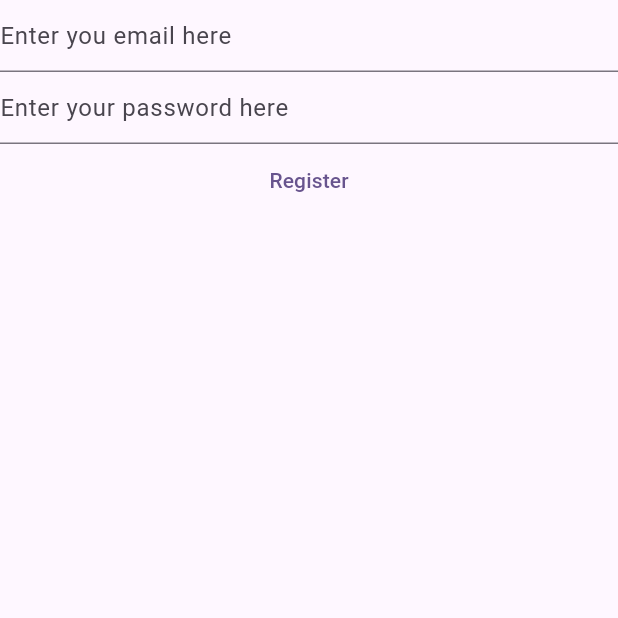
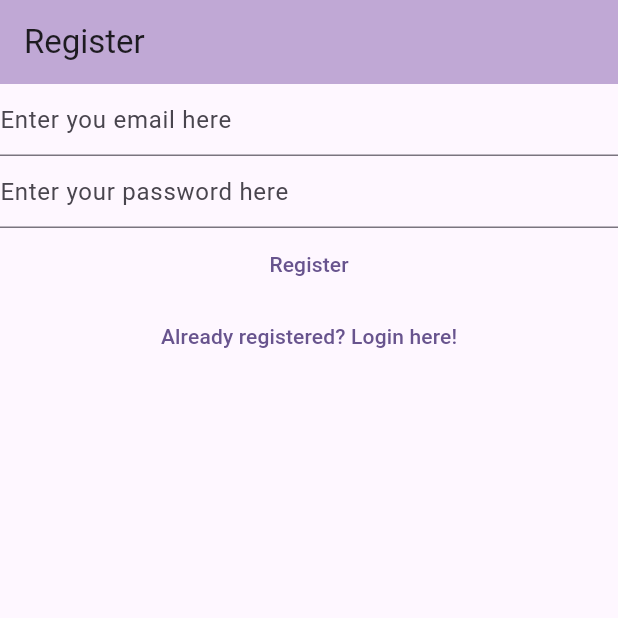
Before and after one commit to armaanmajeed/my-notes-app, a Flutter app: the RegisterView screen opened directly, on a phone screen of 412 x 824 dp, the top half of it. Run offline on Flutter 3.47's test engine with Material 3 defaults, Android fonts, the phone set to English and light mode, and no system bars; our stand-ins replace firebase_auth, firebase_core; accounts and stored records are empty.

Commit message:
Added verify_email view + routing for login and register pages

```diff
--- a/lib/views/login_view.dart
+++ b/lib/views/login_view.dart
@@ -28,7 +28,12 @@ class _LoginViewState extends State<LoginView> {
 
   @override
   Widget build(BuildContext context) {
-    return Column(
+    return Scaffold(
+      appBar: AppBar(
+        title: const Text('Login'),
+        backgroundColor: const Color.fromRGBO(100, 50, 150, 0.4),
+      ),
+      body: Column(
         children: [
           TextField(
             controller: _email,
@@ -51,9 +56,12 @@ class _LoginViewState extends State<LoginView> {
               final password = _password.text;
               try {
                 final userCredential = await FirebaseAuth.instance
-                  .signInWithEmailAndPassword(email: email, password: password);
+                    .signInWithEmailAndPassword(
+                        email: email, password: password);
                 print(userCredential);
                 print('User Logged in successfully');
+                // Navigator.of(context)
+                //     .pushNamedAndRemoveUntil('/home/', (route) => false);
               } on FirebaseAuthException catch (e) {
                 if (e.code == 'invalid-credential') {
                   print("Invalid Credentials");
@@ -62,7 +70,14 @@ class _LoginViewState extends State<LoginView> {
             },
             child: const Text('Login'),
           ),
+          TextButton(
+              onPressed: () {
+                Navigator.of(context)
+                    .pushNamedAndRemoveUntil('/register/', (route) => false);
+              },
+              child: const Text('Not registered yet? Register here!'))
         ],
+      ),
     );
   }
 }
--- a/lib/views/register_view.dart
+++ b/lib/views/register_view.dart
@@ -28,7 +28,12 @@ class _RegisterViewState extends State<RegisterView> {
 
   @override
   Widget build(BuildContext context) {
-    return Column(
+    return Scaffold(
+      appBar: AppBar(
+        title: const Text('Register'),
+        backgroundColor: const Color.fromRGBO(100, 50, 150, 0.4),
+      ),
+      body: Column(
         children: [
           TextField(
             controller: _email,
@@ -67,7 +72,14 @@ class _RegisterViewState extends State<RegisterView> {
             },
             child: const Text('Register'),
           ),
+          TextButton(
+              onPressed: () {
+                Navigator.of(context)
+                    .pushNamedAndRemoveUntil('/login/', (route) => false);
+              },
+              child: const Text('Already registered? Login here!'))
         ],
+      ),
     );
   }
 }
```
Also changed, not shown: lib/main.dart (+14 -40 lines), lib/views/verify_email_view.dart (added, +32 -0 lines). Lines whose indentation alone changed are shown as unchanged.
